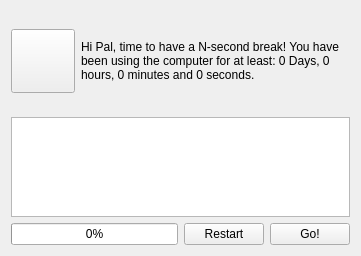
Qt form src/mainwindow.ui (alex-lt-kong/breaq-reminder) before a commit.
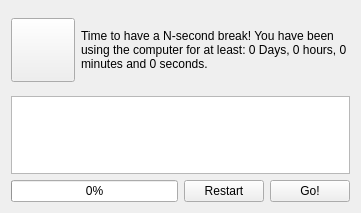
The same form after that commit. Icons and pictures are not drawn.

Commit message: minor fixes and Windows release

What changed in the file:
```diff
--- a/src/mainwindow.ui
+++ b/src/mainwindow.ui
@@ -7,7 +7,7 @@
     <x>0</x>
     <y>0</y>
     <width>361</width>
-    <height>256</height>
+    <height>213</height>
    </rect>
   </property>
   <property name="sizePolicy">
@@ -80,7 +80,7 @@
          </sizepolicy>
         </property>
         <property name="text">
-         <string>&lt;html&gt;&lt;head/&gt;&lt;body&gt;&lt;p&gt;Hi Pal, time to have a N-second break! You have been using the computer for at least: 0 Days, 0 hours, 0 minutes and 0 seconds.&lt;/p&gt;&lt;/body&gt;&lt;/html&gt;</string>
+         <string>&lt;html&gt;&lt;head/&gt;&lt;body&gt;&lt;p&gt;Time to have a N-second break! You have been using the computer for at least: 0 Days, 0 hours, 0 minutes and 0 seconds.&lt;/p&gt;&lt;/body&gt;&lt;/html&gt;</string>
         </property>
         <property name="wordWrap">
          <bool>true</bool>
```
The commit also changes 3 other files.
